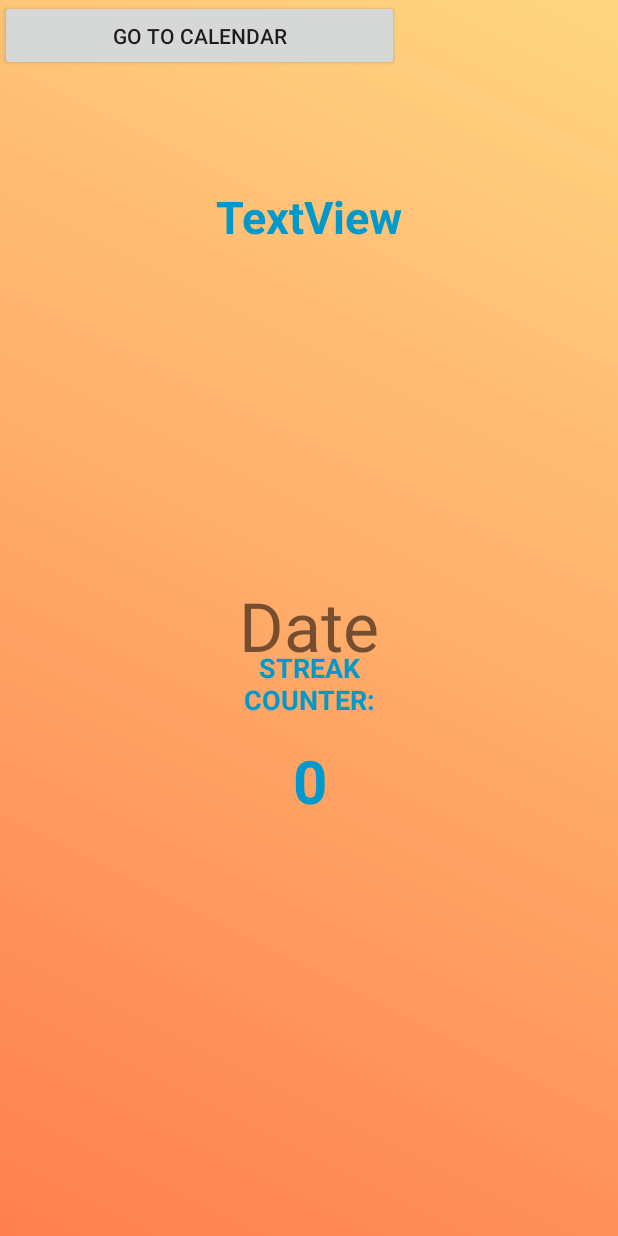
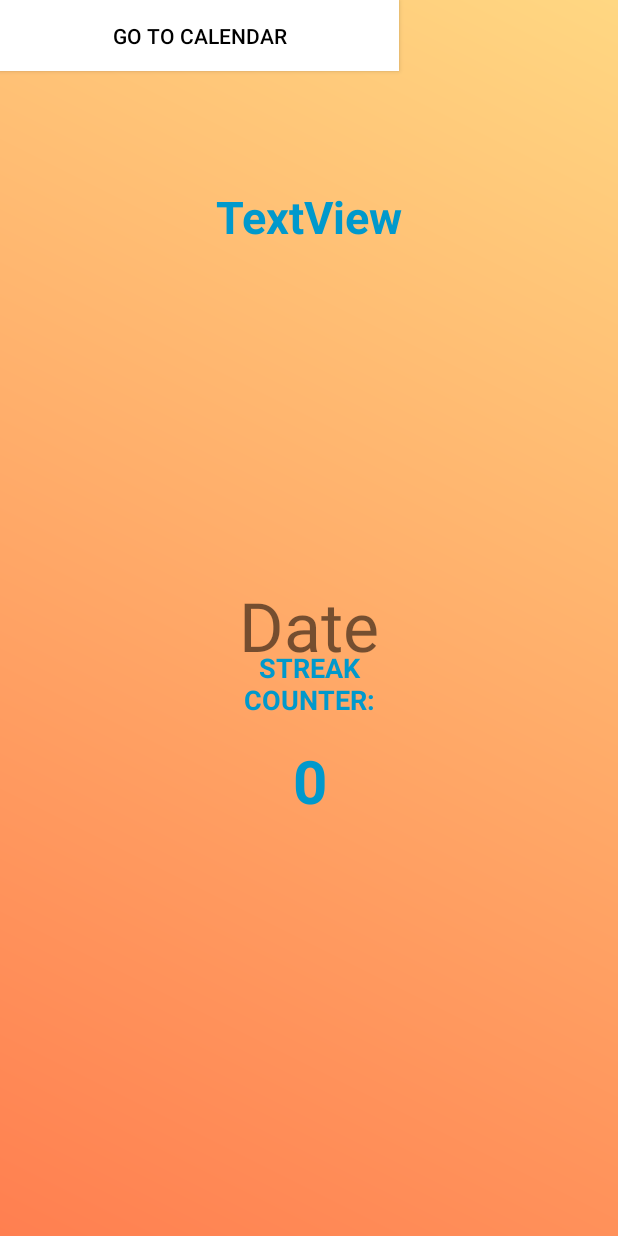
Before and after one commit to Alying/28-Days, an Android app: the layout activity_third.xml on its own in the app's theme, with its tools: preview values and no code run, on a phone screen of 412 x 824 dp. Run offline under Robolectric (Android 15) with nearby library versions, the phone set to English and light mode, and no system bars; Roboto replaces fonts that are not available here.

Commit message:
Changed color of button

```diff
--- a/app/src/main/res/layout/activity_third.xml
+++ b/app/src/main/res/layout/activity_third.xml
@@ -27,7 +27,10 @@
         android:layout_height="47dp"
         android:text="Go to calendar"
         tools:layout_editor_absoluteX="59dp"
-        tools:layout_editor_absoluteY="169dp" />
+        tools:layout_editor_absoluteY="169dp"
+        android:background="@android:color/white"
+        android:textColor="@android:color/black"
+        />
 
 
     <TextView
```
